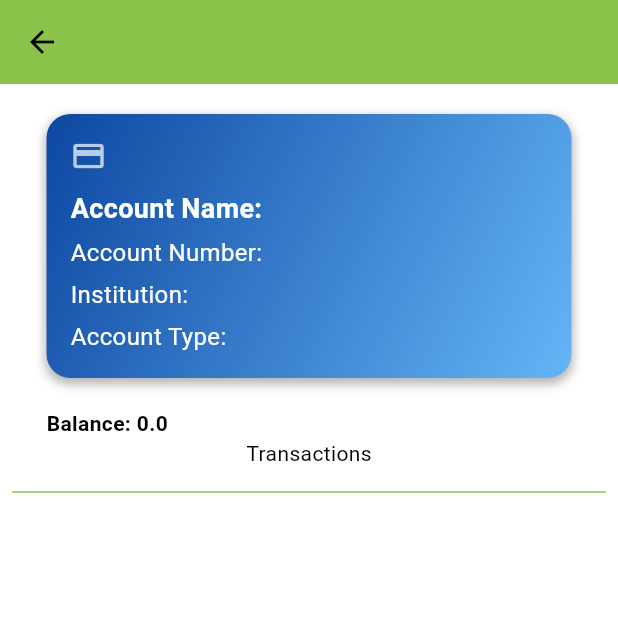
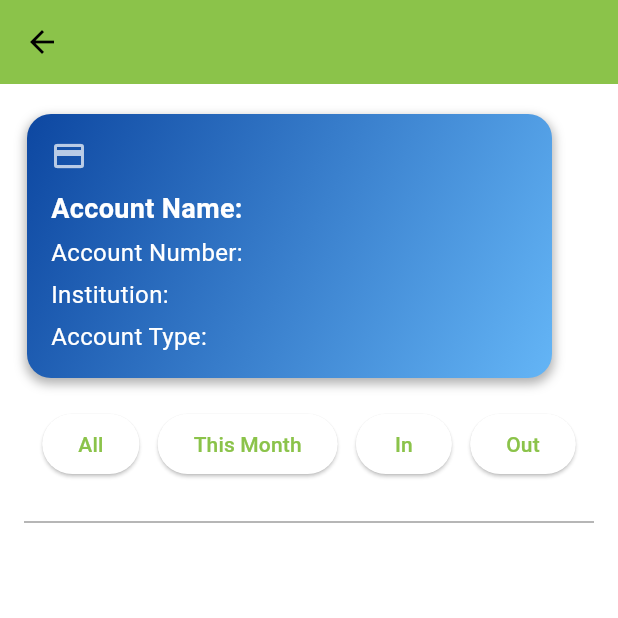
Before and after one commit to darlingson/makobili_flutter_app, a Flutter app: the AccountInfoScreen screen opened directly with empty values, on a phone screen of 412 x 824 dp, the top half of it. Run offline on Flutter 3.47's test engine with Material 3 defaults, Android fonts, the phone set to English and light mode, and no system bars; our stand-ins replace sqflite; missing offline and left inert: dart:js; accounts and stored records are empty.

Commit message:
added transaction filtering to the account info screen

```diff
--- a/lib/screens/account_info_screen.dart
+++ b/lib/screens/account_info_screen.dart
@@ -1,6 +1,7 @@
 import 'package:flutter/material.dart';
 import 'package:intl/intl.dart';
 import 'package:makobili/components/balance_card.dart';
+import 'package:makobili/components/transactions_card.dart';
 import 'package:makobili/models/account.dart';
 import 'package:makobili/models/transaction.dart';
 import 'package:makobili/utils/database_helper.dart';
@@ -14,6 +15,7 @@ class AccountInfoScreen extends StatefulWidget {
 
 class _AccountInfoScreenState extends State<AccountInfoScreen> {
   List<BankTransaction> _transactions = [];
+  List<BankTransaction> _filterTransactions = [];
   DateTime now = DateTime.now();
 
   @override
@@ -27,7 +29,29 @@ class _AccountInfoScreenState extends State<AccountInfoScreen> {
         .fetchTransactionsByAccountId(widget.account.id);
     setState(() {
       _transactions = transactions;
+      _filterTransactions = getFilteredTransactions('all');
     });
+  }
+
+  List<BankTransaction> getFilteredTransactions(String filter) {
+    switch (filter) {
+      case 'all':
+        return _transactions;
+      case 'thisMonth':
+        return _transactions
+            .where((transaction) => transaction.date.month == now.month)
+            .toList();
+      case 'in':
+        return _transactions
+            .where((transaction) => transaction.direction == 'in')
+            .toList();
+      case 'out':
+        return _transactions
+            .where((transaction) => transaction.direction == 'out')
+            .toList();
+      default:
+        return _transactions;
+    }
   }
 
   @override
@@ -44,6 +68,7 @@ class _AccountInfoScreenState extends State<AccountInfoScreen> {
         ),
       ),
       body: Column(
+        crossAxisAlignment: CrossAxisAlignment.start,
         children: [
           Padding(
             padding: const EdgeInsets.symmetric(horizontal: 8.0, vertical: 10),
@@ -55,51 +80,69 @@ class _AccountInfoScreenState extends State<AccountInfoScreen> {
               accountType: widget.account.type,
             ),
           ),
-          SizedBox(
-            width: 350,
-            child: Text(
-              "Balance: ${widget.account.balance}",
-              style: const TextStyle(fontWeight: FontWeight.bold),
+          Padding(
+            padding: const EdgeInsets.symmetric(horizontal: 16.0),
+            child: Row(
+              mainAxisAlignment: MainAxisAlignment.spaceEvenly,
+              children: [
+                ElevatedButton(
+                  onPressed: () {
+                    print(getFilteredTransactions('all'));
+                    setState(() {
+                      _filterTransactions = getFilteredTransactions('all');
+                    });
+                  },
+                  child: const Text('All'),
+                ),
+                ElevatedButton(
+                  onPressed: () {
+                    setState(() {
+                      print(getFilteredTransactions('thisMonth'));
+                      _filterTransactions =
+                          getFilteredTransactions('thisMonth');
+                    });
+                  },
+                  child: const Text('This Month'),
+                ),
+                ElevatedButton(
+                  onPressed: () {
+                    setState(() {
+                      _filterTransactions = getFilteredTransactions('in');
+                    });
+                  },
+                  child: const Text('In'),
+                ),
+                ElevatedButton(
+                  onPressed: () {
+                    setState(() {
+                      _filterTransactions = getFilteredTransactions('out');
+                    });
+                  },
+                  child: const Text('Out'),
+                ),
+              ],
             ),
           ),
-          const SizedBox(
-            height: 20,
-            child: Text(
-              "Transactions",
-              textAlign: TextAlign.start,
-            ),
-          ),
-          Padding(
-            padding: const EdgeInsets.all(8.0),
+          const SizedBox(height: 20),
+          const Padding(
+            padding: EdgeInsets.symmetric(horizontal: 16.0),
             child: Divider(
-              color: Theme.of(context).primaryColor,
+              color: Colors.grey,
             ),
           ),
           Expanded(
             child: ListView.builder(
-              itemCount: _transactions.length,
+              itemCount: _filterTransactions.length,
               itemBuilder: (context, index) {
-                return Card(
-                  elevation: 5,
-                  margin: const EdgeInsets.all(10),
-                  color: _transactions[index].direction == 'in'
-                      ? Colors.green
-                      : Colors.red,
-                  child: ListTile(
-                    visualDensity: const VisualDensity(
-                      horizontal: 0,
-                      vertical: -4,
-                    ),
-                    leading: Text(_transactions[index].direction),
-                    title: Text(_transactions[index].description),
-                    subtitle: Text(_transactions[index].amount.toString()),
-                    trailing: Text(DateFormat('yyyy-MM-dd – kk:mm')
-                        .format(_transactions[index].date)),
-                  ),
+                return TransactionsCard(
+                  direction: _filterTransactions[index].direction,
+                  description: _filterTransactions[index].description,
+                  amount: _filterTransactions[index].amount,
+                  date: _filterTransactions[index].date,
                 );
               },
             ),
-          )
+          ),
         ],
       ),
     );
```
